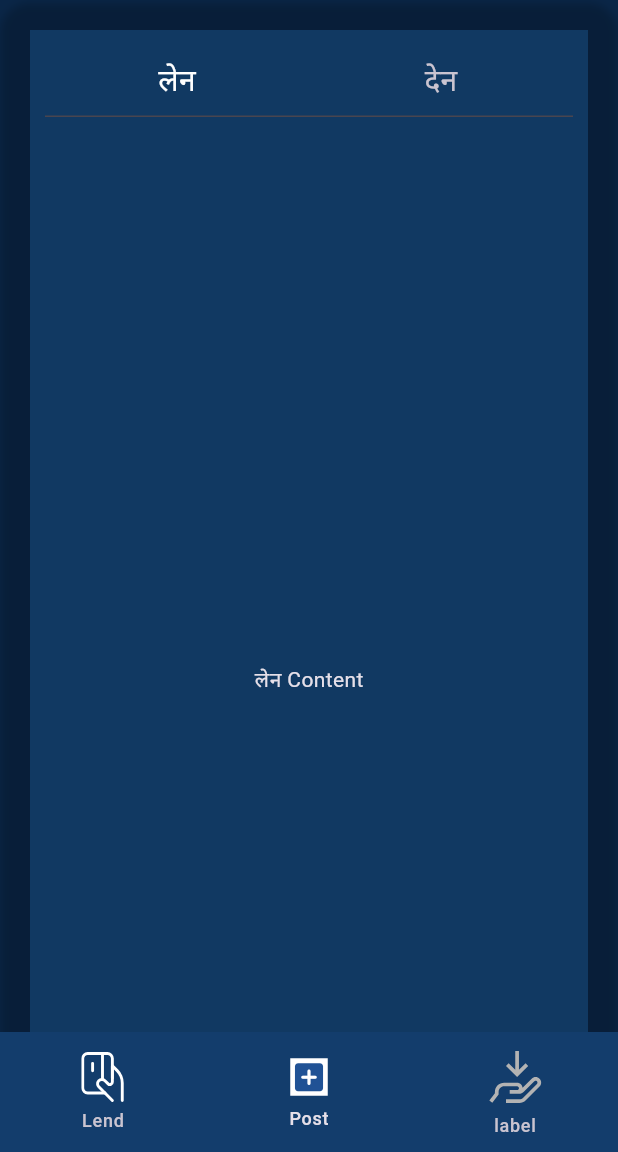
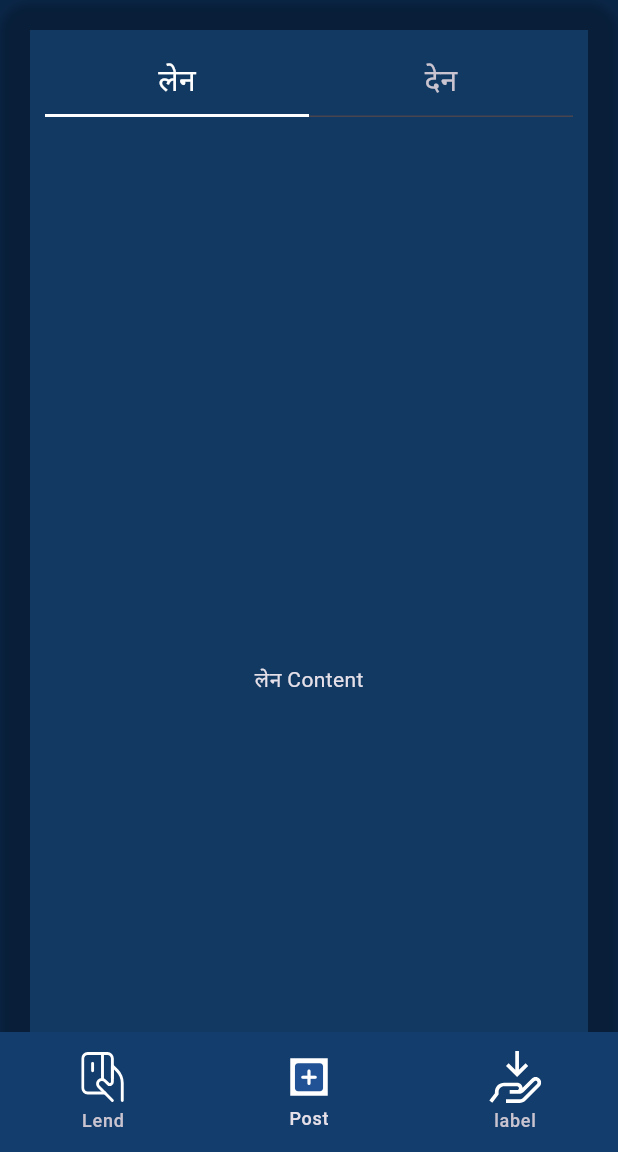
Before and after one commit to Begarudev/borrowult, a Flutter app: the MobileScreenLayout screen opened directly, on a phone screen of 412 x 824 dp, the part 84-1236 px from its top. Run offline on Flutter 3.47's test engine with Material 2 defaults, Android fonts, the phone set to English and light mode, and no system bars; our stand-ins replace cloud_firestore, dotted_border, firebase_auth, firebase_core, firebase_storage, fl_chart and 2 more; accounts and stored records are empty.

Commit message:
some more UI changes in post_tab

```diff
--- a/lib/post_tab.dart
+++ b/lib/post_tab.dart
@@ -9,6 +9,8 @@ class PostTab extends StatelessWidget {
   @override
   Widget build(BuildContext context) {
     return SingleChildScrollView(
+      child: Container(
+        decoration: BoxDecoration(borderRadius: BorderRadius.circular(20)),
         child: DefaultTabController(
           length: 2,
           child: Container(
@@ -32,8 +34,8 @@ class PostTab extends StatelessWidget {
                   crossAxisAlignment: CrossAxisAlignment.start,
                   children: [
                     TabBar(
-                    indicator: BoxDecoration(
-                        borderRadius: BorderRadius.all(Radius.circular(20))),
+                      splashBorderRadius: BorderRadius.all(Radius.circular(20)),
+                      splashFactory: InkRipple.splashFactory,
                       labelColor: Colors.white,
                       automaticIndicatorColorAdjustment: true,
                       indicatorSize: TabBarIndicatorSize.tab,
@@ -60,6 +62,7 @@ class PostTab extends StatelessWidget {
             ),
           ),
         ),
+      ),
     );
   }
 }
--- a/lib/responsive/mobile_screen_layout.dart
+++ b/lib/responsive/mobile_screen_layout.dart
@@ -63,7 +63,7 @@ class _MobileScreenLayoutState extends State<MobileScreenLayout> {
               ),
               label: 'Post'),
           NavigationDestination(
-              icon: SvgPicture.asset("assets/borrow_tab.svg"), label: "label")
+              icon: SvgPicture.asset("assets/borrow_tab.svg"), label: "label",)
         ],
         selectedIndex: currentPageIndex,
         onDestinationSelected: (int index) {
```
Also changed, not shown: assets/borrow_tab.svg, assets/borrow_tab2.svg (added). Lines whose indentation alone changed are shown as unchanged.
